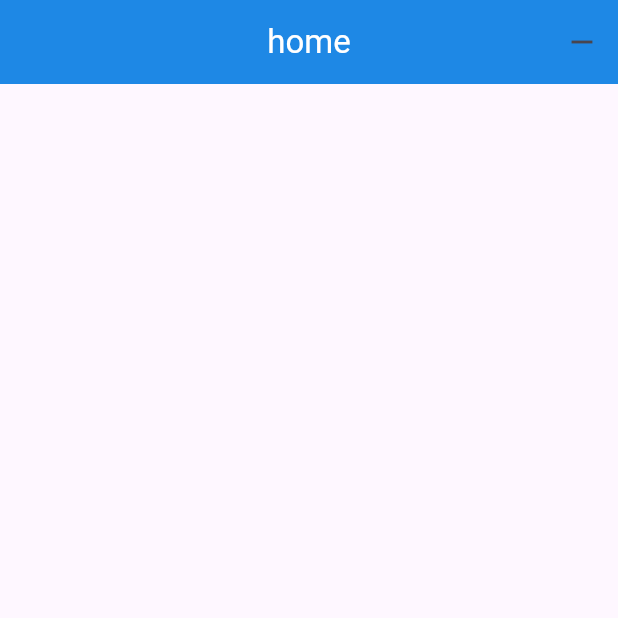
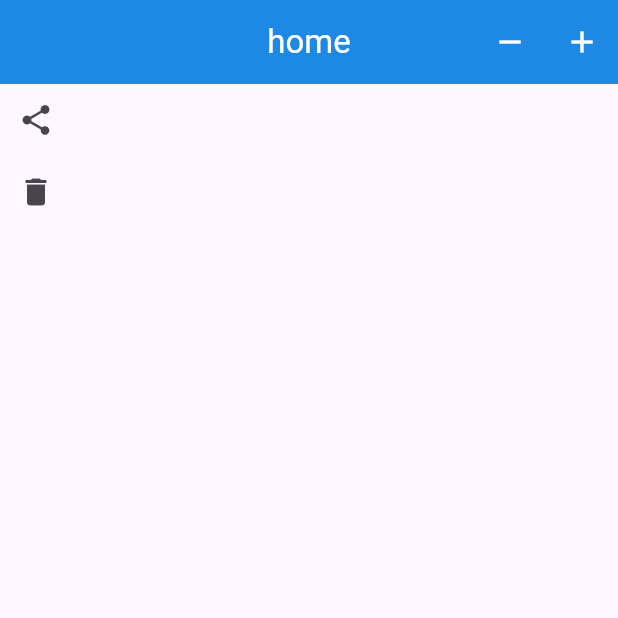
Before and after one commit to oktayAmin/getx_sqflite, a Flutter app: the screen it shows after launch, after a tap on the "remove" icon, on a phone screen of 412 x 824 dp, the top half of it. Run offline on Flutter 3.47's test engine with Material 3 defaults, Android fonts, the phone set to English and light mode, and no system bars; our stand-ins replace get, sqflite; accounts and stored records are empty.

Commit message:
update and delete

```diff
--- a/lib/controller/controller.dart
+++ b/lib/controller/controller.dart
@@ -2,6 +2,8 @@ import 'package:flutter/cupertino.dart';
 import 'package:get/get.dart';
 import 'package:path/path.dart';
 import 'package:sqflite/sqflite.dart';
+
+import '../model/todo_model.dart';
 
 class SqlController extends GetxController {
   @override
@@ -11,6 +13,7 @@ class SqlController extends GetxController {
     super.onInit();
   }
 
+  late Database database;
   void createDatabase() async {
     // Get a location using getDatabasesPath
     var databasesPath = await getDatabasesPath();
@@ -29,21 +32,66 @@ class SqlController extends GetxController {
 
   void openAppDatabase({required String path}) async {
     // open the database
-    Database database = await openDatabase(path, version: 1,
+    await openDatabase(path, version: 1,
         onCreate: (Database db, int version) async {
       // When creating the db, create the table
+      // todo => is our table name / primary key increment auto
       await db.execute(
-          'CREATE TABLE todo (id INTEGER PRIMARY KEY, title TEXT, description TEXT, favorite INTEGER, complete INTEGER)');
-    }, onOpen: (Database database) {
+          'CREATE TABLE todo (id INTEGER PRIMARY KEY, title TEXT, description TEXT, time TEXT, favorite INTEGER, complete INTEGER)');
+    }, onOpen: (Database db) {
+      database = db;
       debugPrint("database is opened");
+
+      getAllData();
     });
   }
 
-  void getAllData() {}
+  List<TodoModel> _list = [];
+  void getAllData() async {
+    var allData = await database.query("todo");
+    for (var i in allData) {
+      debugPrint(i.toString());
+      _list.add(TodoModel.fromJson(i));
+    }
+    debugPrint("${_list.length.toString()} : size _list ");
+    debugPrint("${allData.toString()} : get data from database ");
+    update();
+  }
 
-  void insertData() {}
+  void insertData() async {
+    var insert = await database.insert(
+      "todo",
+      {
+        "title": "flutter",
+        "description": "I love flutter",
+        "time": "10",
+        "favorite": 0,
+        "complete": 0,
+      },
+    );
+    debugPrint("$insert : insert complete to database ");
+    update();
+  }
 
-  void updateData() {}
+  void updateData() async {
+    var updateData = await database.update(
+      "todo",
+      {
+        "title": "play",
+        "description": "go gym",
+        "time": "12",
+        "favorite": 1,
+        "complete": 1,
+      },
+      where: "id = ${1}",
+    );
+    debugPrint("$updateData : update complete to database ");
+    update();
+  }
 
-  void deleteData() {}
+  void deleteData() async {
+    var deleteItem = await database.delete('todo', where: "id = ${1}");
+    debugPrint("$deleteItem : delete Item from database ");
+    getAllData();
+  }
 }
--- /dev/null
+++ b/lib/model/todo_model.dart
@@ -0,0 +1,30 @@
+import 'dart:convert';
+
+class TodoModel {
+  final int id;
+  final String title;
+  final String description;
+  final String time;
+  final int favorite;
+  final int complete;
+
+  TodoModel({
+    required this.id,
+    required this.title,
+    required this.description,
+    required this.time,
+    required this.favorite,
+    required this.complete,
+  });
+
+  factory TodoModel.fromJson(Map<String, dynamic> json) {
+    return TodoModel(
+      id: json['id'],
+      title: json['title'],
+      description: json['description'],
+      time: json['time'],
+      favorite: json['favorite'],
+      complete: json['complete'],
+    );
+  }
+}
--- a/lib/view/screens/home_screen.dart
+++ b/lib/view/screens/home_screen.dart
@@ -12,17 +12,45 @@ class HomeScreen extends StatelessWidget {
       appBar: AppBar(
         actions: [
           IconButton(
-              onPressed: () {
-                controller.deleteTheDatabase();
-              },
-              icon: Icon(Icons.remove))
+            onPressed: () {
+              controller.deleteTheDatabase();
+            },
+            icon: Icon(
+              color: Colors.white,
+              Icons.remove,
+            ),
+          ),
+          IconButton(
+            onPressed: () {
+              controller.insertData();
+            },
+            icon: Icon(
+              color: Colors.white,
+              Icons.add,
+            ),
+          ),
         ],
         title: Text('home', style: TextStyle(color: Colors.white)),
         backgroundColor: Colors.blue[600],
         centerTitle: true,
       ),
       body: Column(
-        children: [],
+        children: [
+          IconButton(
+            onPressed: () {
+              //
+              controller.updateData();
+            },
+            icon: Icon(Icons.share),
+          ),
+          IconButton(
+            onPressed: () {
+              //
+              controller.deleteData();
+            },
+            icon: Icon(Icons.delete),
+          ),
+        ],
       ),
     );
   }
```
